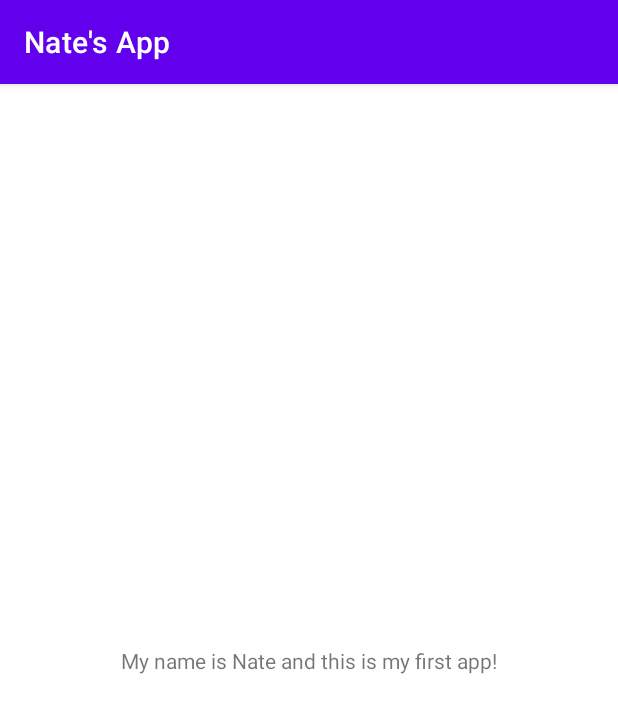
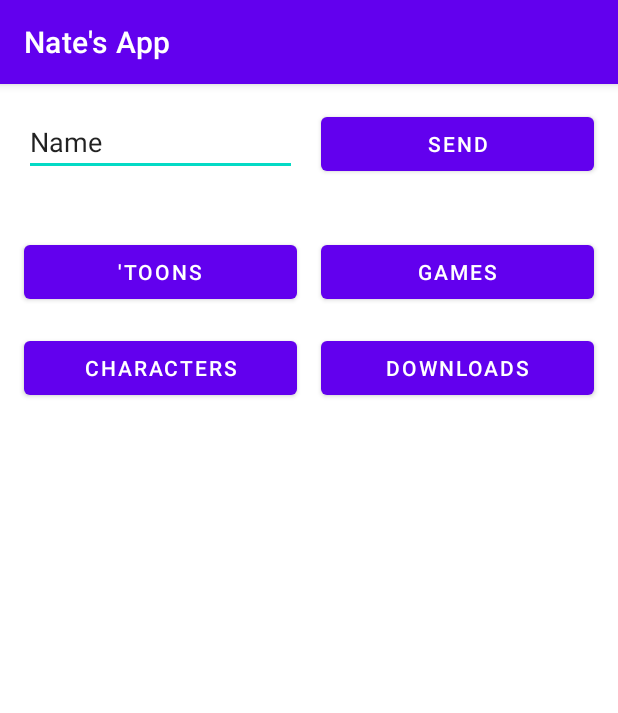
Before and after one commit to nceres/NateApp-AD340-S21, an Android app: the screen it shows after launch (MainActivity), on a phone screen of 412 x 824 dp. Shown: the top 713 px of the screen. Run offline under Robolectric (Android 15) with nearby library versions, the phone set to English and light mode, and no system bars.

Commit message:
HW 2 - UI Layouts
Created responsive text field and button grid layout

```diff
--- a/app/src/main/AndroidManifest.xml
+++ b/app/src/main/AndroidManifest.xml
@@ -5,7 +5,7 @@
     <application
         android:allowBackup="true"
         android:icon="@mipmap/ic_launcher"
-        android:label="Nate's App"
+        android:label="@string/app_name"
         android:roundIcon="@mipmap/ic_launcher_round"
         android:supportsRtl="true"
         android:theme="@style/Theme.NateApp">
--- a/app/src/main/java/com/natesoft/nateapp/MainActivity.java
+++ b/app/src/main/java/com/natesoft/nateapp/MainActivity.java
@@ -1,8 +1,9 @@
 package com.natesoft.nateapp;
 
 import androidx.appcompat.app.AppCompatActivity;
-
+import android.view.View;
 import android.os.Bundle;
+import android.widget.Toast;
 
 public class MainActivity extends AppCompatActivity {
 
@@ -11,4 +12,36 @@ public class MainActivity extends AppCompatActivity {
         super.onCreate(savedInstanceState);
         setContentView(R.layout.activity_main);
     }
+
+    // based on Android Fundamentals tutorial "Your first interactive UI"
+    public void sendConfirmation(View view) {
+        Toast toast = Toast.makeText(this, R.string.send_confirmation,
+                Toast.LENGTH_SHORT);
+        toast.show();
+    }
+
+    public void showMessageOne(View view) {
+        Toast toast = Toast.makeText(this, R.string.toast_one,
+                Toast.LENGTH_SHORT);
+        toast.show();
+    }
+
+    public void showMessageTwo(View view) {
+        Toast toast = Toast.makeText(this, R.string.toast_two,
+                Toast.LENGTH_SHORT);
+        toast.show();
+    }
+
+    public void showMessageThree(View view) {
+        Toast toast = Toast.makeText(this, R.string.toast_three,
+                Toast.LENGTH_SHORT);
+        toast.show();
+    }
+
+    public void showMessageFour(View view) {
+        Toast toast = Toast.makeText(this, R.string.toast_four,
+                Toast.LENGTH_SHORT);
+        toast.show();
+    }
+
 }
--- a/app/src/main/res/layout/activity_main.xml
+++ b/app/src/main/res/layout/activity_main.xml
@@ -2,17 +2,99 @@
 <androidx.constraintlayout.widget.ConstraintLayout xmlns:android="http://schemas.android.com/apk/res/android"
     xmlns:app="http://schemas.android.com/apk/res-auto"
     xmlns:tools="http://schemas.android.com/tools"
+    android:id="@+id/linearLayout"
     android:layout_width="match_parent"
     android:layout_height="match_parent"
+    android:orientation="vertical"
     tools:context=".MainActivity">
 
-    <TextView
-        android:layout_width="wrap_content"
+    <EditText
+        android:id="@+id/editTextTextPersonName"
+        android:layout_width="0dp"
         android:layout_height="wrap_content"
-        android:text="My name is Nate and this is my first app!"
-        app:layout_constraintBottom_toBottomOf="parent"
-        app:layout_constraintLeft_toLeftOf="parent"
-        app:layout_constraintRight_toRightOf="parent"
+        android:layout_marginStart="16dp"
+        android:layout_marginTop="16dp"
+        android:layout_marginEnd="16dp"
+        android:ems="10"
+        android:hint="@string/enter_name"
+        android:inputType="textPersonName"
+        android:text="@string/name"
+        app:layout_constraintEnd_toStartOf="@+id/send"
+        app:layout_constraintHorizontal_bias="0.5"
+        app:layout_constraintStart_toStartOf="parent"
+        app:layout_constraintTop_toTopOf="parent"
+        android:importantForAutofill="no" />
+
+    <Button
+        android:id="@+id/send"
+        android:layout_width="0dp"
+        android:layout_height="wrap_content"
+        android:layout_marginTop="16dp"
+        android:layout_marginEnd="16dp"
+        android:onClick="sendConfirmation"
+        android:text="@string/send"
+        android:textColor="@android:color/white"
+        app:layout_constraintEnd_toEndOf="parent"
+        app:layout_constraintHorizontal_bias="0.5"
+        app:layout_constraintStart_toEndOf="@+id/editTextTextPersonName"
         app:layout_constraintTop_toTopOf="parent" />
 
+    <Button
+        android:id="@+id/button1"
+        android:layout_width="0dp"
+        android:layout_height="wrap_content"
+        android:layout_marginStart="16dp"
+        android:layout_marginTop="40dp"
+        android:layout_marginEnd="16dp"
+        android:onClick="showMessageOne"
+        android:text="@string/toons"
+        android:textColor="@android:color/white"
+        app:layout_constraintEnd_toStartOf="@+id/button2"
+        app:layout_constraintHorizontal_bias="0.5"
+        app:layout_constraintStart_toStartOf="parent"
+        app:layout_constraintTop_toBottomOf="@+id/editTextTextPersonName" />
+
+    <Button
+        android:id="@+id/button2"
+        android:layout_width="0dp"
+        android:layout_height="wrap_content"
+        android:layout_marginTop="40dp"
+        android:layout_marginEnd="16dp"
+        android:onClick="showMessageTwo"
+        android:text="@string/games"
+        android:textColor="@android:color/white"
+        app:layout_constraintEnd_toEndOf="parent"
+        app:layout_constraintHorizontal_bias="0.5"
+        app:layout_constraintStart_toEndOf="@+id/button1"
+        app:layout_constraintTop_toBottomOf="@+id/editTextTextPersonName" />
+
+    <Button
+        android:id="@+id/button3"
+        android:layout_width="0dp"
+        android:layout_height="wrap_content"
+        android:layout_marginStart="16dp"
+        android:layout_marginTop="16dp"
+        android:layout_marginEnd="16dp"
+        android:onClick="showMessageThree"
+        android:text="@string/characters"
+        app:layout_constraintEnd_toStartOf="@+id/button4"
+        app:layout_constraintHorizontal_bias="0.5"
+        app:layout_constraintHorizontal_chainStyle="spread"
+        app:layout_constraintStart_toStartOf="parent"
+        app:layout_constraintTop_toBottomOf="@+id/button1" />
+
+    <Button
+        android:id="@+id/button4"
+        android:layout_width="0dp"
+        android:layout_height="wrap_content"
+        android:layout_marginTop="16dp"
+        android:layout_marginEnd="16dp"
+        android:onClick="showMessageFour"
+        android:text="@string/downloads"
+        app:layout_constraintEnd_toEndOf="parent"
+        app:layout_constraintHorizontal_bias="0.5"
+        app:layout_constraintStart_toEndOf="@+id/button3"
+        app:layout_constraintTop_toBottomOf="@+id/button2" />
+
+
 </androidx.constraintlayout.widget.ConstraintLayout>
--- a/app/src/main/res/values/strings.xml
+++ b/app/src/main/res/values/strings.xml
@@ -1,3 +1,15 @@
 <resources>
-    <string name="app_name">NateApp</string>
+    <string name="app_name">"Nate's App"</string>
+    <string name="name">Name</string>
+    <string name="enter_name">Enter name</string>
+    <string name="toons">"'Toons"</string>
+    <string name="send">Send</string>
+    <string name="games">Games</string>
+    <string name="characters">Characters</string>
+    <string name="downloads">Downloads</string>
+    <string name="send_confirmation">Name sent!</string>
+    <string name="toast_one">"'Toons!"</string>
+    <string name="toast_two">Games!</string>
+    <string name="toast_three">Characters!</string>
+    <string name="toast_four">Downloads!</string>
 </resources>
```
